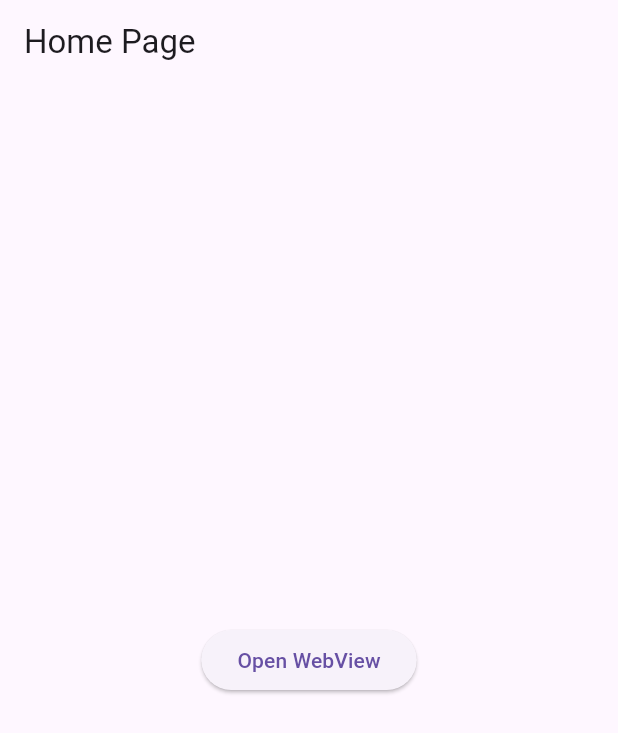
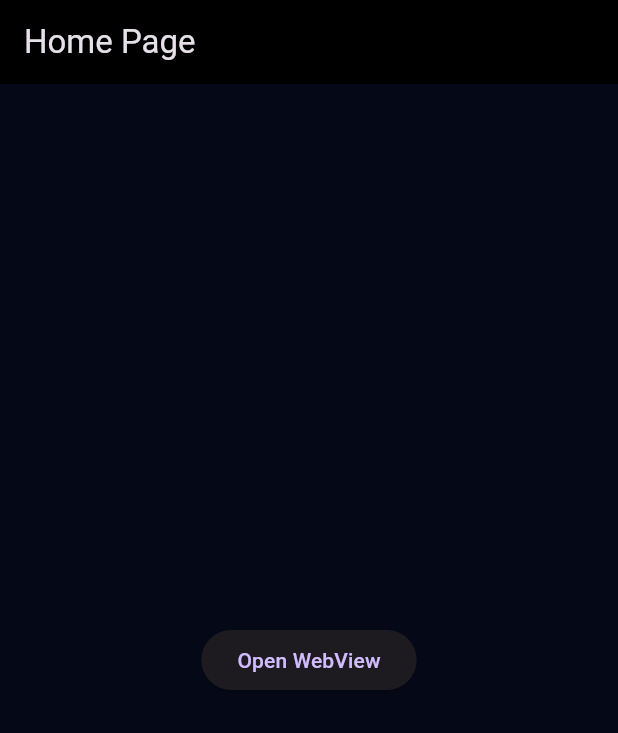
Before and after one commit to nkuv/lenapp, a Flutter app: the screen it shows after launch, on a phone screen of 412 x 824 dp. Shown: the top 733 px of the screen. Run offline on Flutter 3.47's test engine with Material 3 defaults, Android fonts, the light colour scheme and no system bars; our stand-ins replace webview_flutter.

Commit message:
Synced background color with notification shade

```diff
--- a/lib/main.dart
+++ b/lib/main.dart
@@ -13,12 +13,20 @@ class MyApp extends StatelessWidget {
     return MaterialApp(
       title: 'Lenient Tree',
       debugShowCheckedModeBanner: false,
-      theme: ThemeData(
-        primarySwatch: Colors.blue,
+      theme: ThemeData.light(), // Light theme (optional)
+      darkTheme: ThemeData.dark().copyWith(
+        scaffoldBackgroundColor: Color(0xFF050817), // Black pearl background
+        appBarTheme: AppBarTheme(
+          color: Colors.black, // Deep black app bar
+        ),
+        // You can further customize other dark theme properties here
       ),
+
+      themeMode: ThemeMode.dark, // Set dark mode as default
       home: const MyHomePage(),
     );
   }
+
 }
 
 class MyHomePage extends StatelessWidget {
--- a/pubspec.yaml
+++ b/pubspec.yaml
@@ -16,7 +16,7 @@ publish_to: 'none' # Remove this line if you wish to publish to pub.dev
 # https://developer.apple.com/library/archive/documentation/General/Reference/InfoPlistKeyReference/Articles/CoreFoundationKeys.html
 # In Windows, build-name is used as the major, minor, and patch parts
 # of the product and file versions while build-number is used as the build suffix.
-version: 2.1.2+5
+version: 2.2.0+6
 
 environment:
   sdk: ^3.6.0
```
Also changed, not shown: lib/screens/webview_page.dart (+31 -19 lines).
